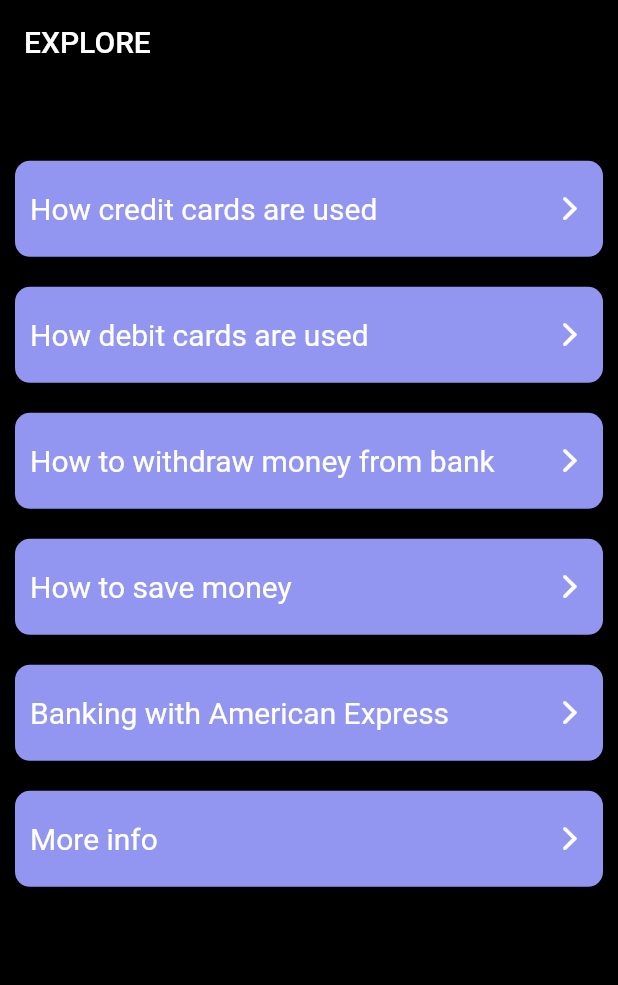
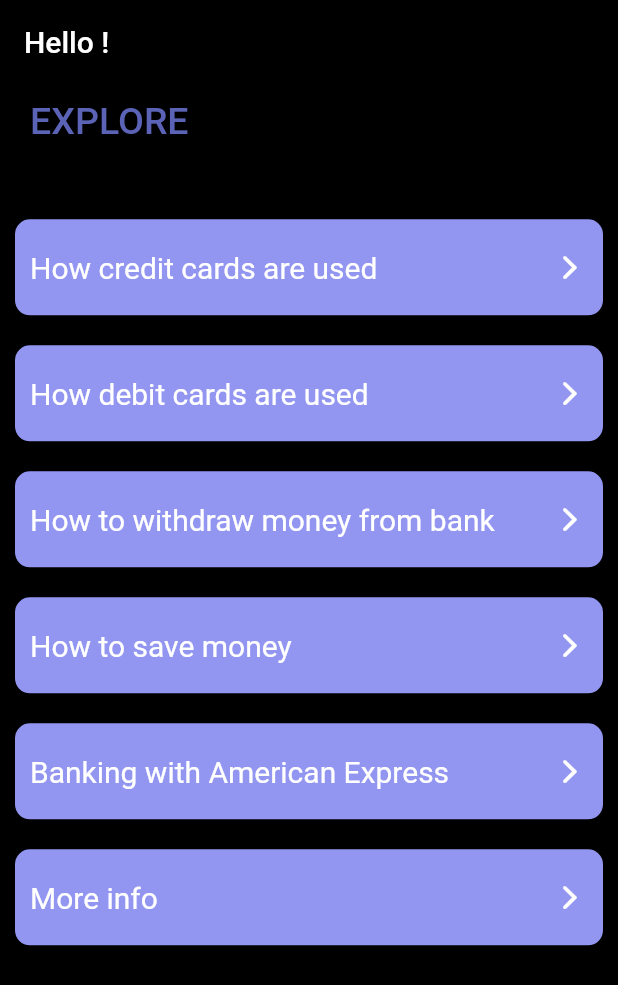
Before and after one commit to ameysunu/highfieldhack, a Flutter app: the Tutorials screen opened directly, on a phone screen of 412 x 824 dp. Shown: the top 985 px of the screen. Run offline on Flutter 3.47's test engine with Material 2 defaults, Android fonts, the phone set to English and light mode, and no system bars; our stand-ins replace cloud_firestore, firebase_auth, firebase_core, google_sign_in, hexcolor; missing offline and left inert: flutter_dialogflow; accounts and stored records are empty; project files that could hold a hidden picture were left out.

```diff
--- a/lib/tutorials.dart
+++ b/lib/tutorials.dart
@@ -1,5 +1,7 @@
 import 'package:flutter/cupertino.dart';
 import 'package:flutter/material.dart';
+import 'login.dart';
+import 'package:hackpsu/pages/cards.dart';
 import 'package:hexcolor/hexcolor.dart';
 import 'package:url_launcher/url_launcher.dart';
 
@@ -18,17 +20,35 @@ class _TutorialsState extends State<Tutorials> {
         backgroundColor: Colors.black,
         elevation: 0,
         title: Text(
-          "Explore".toUpperCase(),
+          "Hello $name!",
           style: TextStyle(fontFamily: 'Roboto Medium'),
         ),
       ),
       body: Column(
+        crossAxisAlignment: CrossAxisAlignment.start,
         children: [
+          Padding(
+            padding: const EdgeInsets.fromLTRB(20, 10, 0, 0),
+            child: Text(
+              "Explore".toUpperCase(),
+              style: TextStyle(
+                  fontFamily: 'Roboto Medium',
+                  color: HexColor('#5B63B7'),
+                  fontSize: 25),
+            ),
+          ),
           Container(
             height: MediaQuery.of(context).size.height * 0.05,
           ),
           Padding(
             padding: const EdgeInsets.all(10.0),
+            child: InkWell(
+              onTap: () {
+                Navigator.push(
+                  context,
+                  MaterialPageRoute(builder: (context) => Cards()),
+                );
+              },
               child: Container(
                 decoration: BoxDecoration(
                   borderRadius: BorderRadius.all(Radius.circular(10)),
@@ -54,6 +74,7 @@ class _TutorialsState extends State<Tutorials> {
                         ),
                       ),
                     ],
+                  ),
                 ),
               ),
             ),
@@ -91,6 +112,10 @@ class _TutorialsState extends State<Tutorials> {
           ),
           Padding(
             padding: const EdgeInsets.all(10.0),
+            child: InkWell(
+              onTap: () {
+                _showATM();
+              },
               child: Container(
                 decoration: BoxDecoration(
                   borderRadius: BorderRadius.all(Radius.circular(10)),
@@ -116,6 +141,7 @@ class _TutorialsState extends State<Tutorials> {
                         ),
                       ),
                     ],
+                  ),
                 ),
               ),
             ),
@@ -153,6 +179,10 @@ class _TutorialsState extends State<Tutorials> {
           ),
           Padding(
             padding: const EdgeInsets.all(10.0),
+            child: InkWell(
+              onTap: () {
+                _showVideo();
+              },
               child: Container(
                 decoration: BoxDecoration(
                   borderRadius: BorderRadius.all(Radius.circular(10)),
@@ -178,6 +208,7 @@ class _TutorialsState extends State<Tutorials> {
                         ),
                       ),
                     ],
+                  ),
                 ),
               ),
             ),
```
Lines whose indentation alone changed are shown as unchanged.
